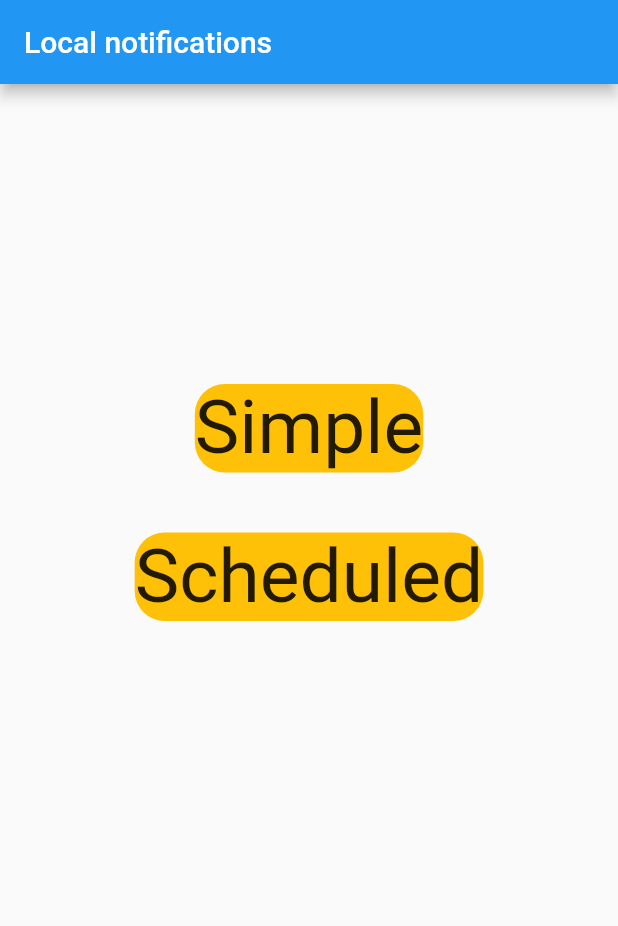
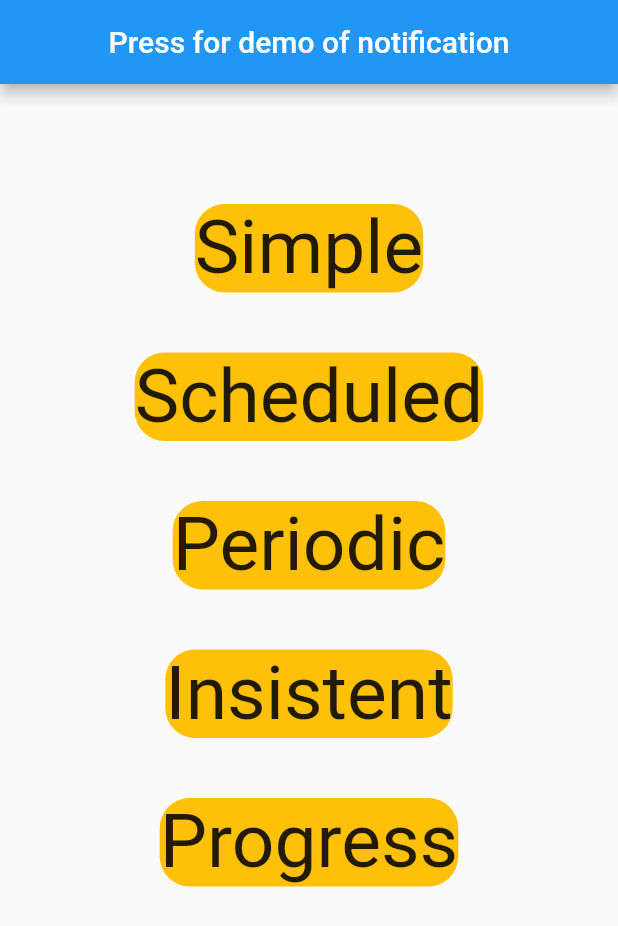
Before and after one commit to nehmajmudar/local_notifications, a Flutter app: the screen it shows after launch, on a phone screen of 412 x 824 dp. Shown: the top 926 px of the screen. Run offline on Flutter 3.47's test engine with Material 2 defaults, Android fonts, the phone set to English and light mode, and no system bars; our stand-ins replace flutter_local_notifications, timezone.

Commit message:
Updated the code.

```diff
--- a/lib/screens/home_screen.dart
+++ b/lib/screens/home_screen.dart
@@ -1,3 +1,5 @@
+import 'dart:typed_data';
+
 import 'package:flutter/material.dart';
 import 'package:flutter_local_notifications/flutter_local_notifications.dart';
 import 'package:local_notifications/main.dart';
@@ -16,6 +18,9 @@ class _HomeScreenState extends State<HomeScreen> {
 
   bool isSelected=false;
   bool isSimpleSelected=false;
+  bool isPeriodSelected=false;
+  bool isInsistent=false;
+  bool didProgress=false;
 
   @override
   void initState() {
@@ -63,14 +68,58 @@ class _HomeScreenState extends State<HomeScreen> {
         androidAllowWhileIdle: true);
   }
 
+  Future<void> showPeriodicNotification()async{
+    await flutterLocalNotificationsPlugin.periodicallyShow(234, "periodic", "Periodic notification", RepeatInterval.everyMinute,
+      const NotificationDetails(
+        android: AndroidNotificationDetails("periodic channel", "period",channelDescription: "channel_descri",icon: '@mipmap/ic_launcher')
+      )
+    );
+  }
+
+  Future<void> showProgressNotification() async {
+    const int maxProgress = 6;
+    for (int i = 0; i <= maxProgress; i++) {
+      await Future<void>.delayed(const Duration(seconds: 2), () async {
+        final AndroidNotificationDetails androidNotificationDetails = AndroidNotificationDetails('channel_id', 'Channel Name', channelDescription: 'progress_channel',
+            channelShowBadge: false,
+            importance: Importance.max,
+            priority: Priority.high,
+            onlyAlertOnce: true,
+            showProgress: true,
+            maxProgress: maxProgress,
+            progress: i);
+        final NotificationDetails notificationDetails = NotificationDetails(android: androidNotificationDetails);
+        await flutterLocalNotificationsPlugin.show(0, 'Flutter Local Notification', 'Flutter Progress Notification',
+            notificationDetails);
+      });
+    }
+  }
+
+
+
+  Future<void> showInsistentNotification()async{
+    int insistentFlag=5;
+    await flutterLocalNotificationsPlugin.show(156, "insistent", "Insistent notification",
+      NotificationDetails(
+        android: AndroidNotificationDetails("insistent channel", "Insistence",channelDescription: "channel_insistence",
+            importance: Importance.high,
+            priority: Priority.high,
+            ticker: 'ticker',
+            additionalFlags: Int32List.fromList(<int>[insistentFlag]),
+            icon: '@mipmap/ic_launcher')
+      )
+    );
+  }
 
   @override
   Widget build(BuildContext context) {
     return Scaffold(
       appBar: AppBar(
-        title: const Text("Local notifications"),
+        title: const Text("Press for demo of notification"),
+        centerTitle: true,
       ),
-      body: Center(
+      body: SingleChildScrollView(
+        child: Center(
           child: Column(
             children: [
               GestureDetector(
@@ -83,7 +132,7 @@ class _HomeScreenState extends State<HomeScreen> {
                   print("SImple button pressed later");
                 },
                 child: Container(
-                margin: const EdgeInsets.only(top: 200),
+                  margin: const EdgeInsets.only(top: 80),
                   child: const Text("Simple",style: TextStyle(fontSize: 50)),
                   decoration: isSelected?const BoxDecoration(
                     color: Colors.red,
@@ -115,35 +164,73 @@ class _HomeScreenState extends State<HomeScreen> {
                   ),
                 ),
               ),
+              GestureDetector(
+                onTap: (){
+                  setState(() {
+                    isPeriodSelected=!isPeriodSelected;
+                  });
+                  print("Period notification button pressed");
+                  showPeriodicNotification();
+                  print("Period notification button pressed later");
+                },
+                child: Container(
+                  margin: const EdgeInsets.only(top: 40),
+                  child: const Text("Periodic",style: TextStyle(fontSize: 50)),
+                  decoration: isPeriodSelected?const BoxDecoration(
+                      color: Colors.red,
+                      borderRadius: BorderRadius.all(Radius.circular(20))
+                  ):const BoxDecoration(
+                      color: Colors.amber,
+                      borderRadius: BorderRadius.all(Radius.circular(20))
+                  ),
+                ),
+              ),
+              GestureDetector(
+                onTap: (){
+                  setState(() {
+                    isInsistent=!isInsistent;
+                  });
+                  print("Period notification button pressed");
+                  showInsistentNotification();
+                  print("Period notification button pressed later");
+                },
+                child: Container(
+                  margin: const EdgeInsets.only(top: 40),
+                  child: const Text("Insistent",style: TextStyle(fontSize: 50)),
+                  decoration: isInsistent?const BoxDecoration(
+                      color: Colors.red,
+                      borderRadius: BorderRadius.all(Radius.circular(20))
+                  ):const BoxDecoration(
+                      color: Colors.amber,
+                      borderRadius: BorderRadius.all(Radius.circular(20))
+                  ),
+                ),
+              ),
+              GestureDetector(
+                onTap: (){
+                  setState(() {
+                    didProgress=!didProgress;
+                  });
+                  print("Progress notification button pressed");
+                  showProgressNotification();
+                  print("Progress notification button pressed later");
+                },
+                child: Container(
+                  margin: const EdgeInsets.only(top: 40),
+                  child: const Text("Progress",style: TextStyle(fontSize: 50)),
+                  decoration: didProgress?const BoxDecoration(
+                      color: Colors.red,
+                      borderRadius: BorderRadius.all(Radius.circular(20))
+                  ):const BoxDecoration(
+                      color: Colors.amber,
+                      borderRadius: BorderRadius.all(Radius.circular(20))
+                  ),
+                ),
+              ),
             ],
           ),
         ),
-      // body: Center(
-      //   child: Column(
-      //     children: [
-      //       GestureDetector(
-      //         onTap: (){
-      //           showSimpleNotification();
-      //         },
-      //         child: Container(
-      //           margin: const EdgeInsets.only(bottom: 40),
-      //           color: Colors.orangeAccent,
-      //           child: const Text('Simple notification'),
-      //         ),
-      //       ),
-      //       GestureDetector(
-      //         onTap: (){
-      //           scheduleNotification();
-      //         },
-      //         child: Container(
-      //           margin: const EdgeInsets.only(bottom: 40),
-      //           color: Colors.orangeAccent,
-      //           child: const Text('Scheduled notification'),
-      //         ),
-      //       ),
-      //     ],
-      //   ),
-      // ),
+      ),
     );
   }
 }
```
Lines whose indentation alone changed are shown as unchanged.
